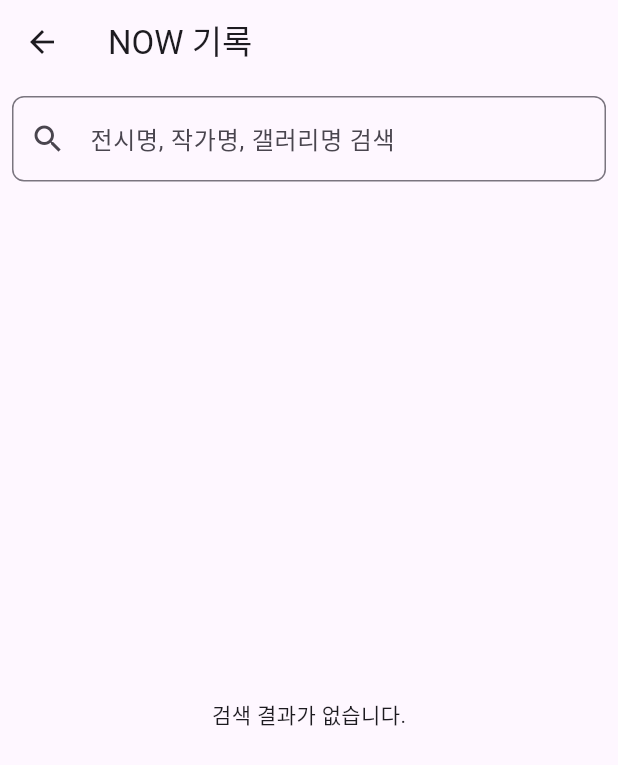
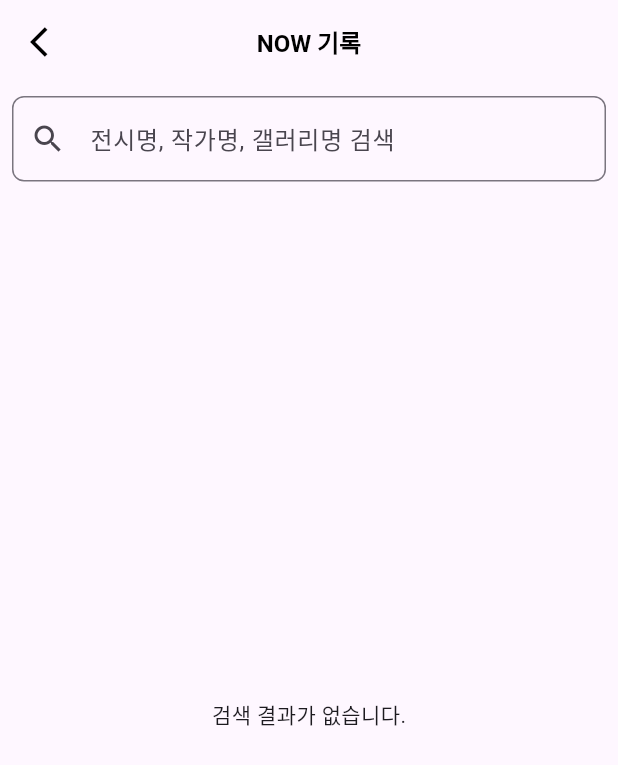
Before and after one commit to artlogofficial/artlog-app-mvp, a Flutter app: the HomePage screen opened directly, after a tap on "NOW", on a phone screen of 412 x 824 dp. Shown: the top 765 px of the screen. Run offline on Flutter 3.47's test engine with Material 3 defaults, Android fonts, the phone set to English and light mode, and no system bars; our stand-ins replace cloud_firestore, firebase_auth, firebase_core; missing offline and left inert: kakao_flutter_sdk; accounts and stored records are empty; Roboto replaces fonts that are missing (Pretendard).

Commit message:
<ui>(exsearch): 앱바(sub) 위젯 적용

```diff
--- a/lib/ui/widgets/appbars/custom_appbar.dart
+++ b/lib/ui/widgets/appbars/custom_appbar.dart
@@ -28,7 +28,7 @@ class CustomAppBar extends StatelessWidget implements PreferredSizeWidget {
   Widget build(BuildContext context) {
     return AppBar(
       leading: _buildLeading(context),
-      leadingWidth: 120, // leading 영역의 너비 설정 (로고가 잘리지 않도록)
+      leadingWidth: type == AppBarType.main ? 120 : 48, // sub일 때 기본 크기 조정
       title: _buildTitle(),
       centerTitle: type != AppBarType.main, // 메인 앱바에서는 가운데 정렬 비활성화
       backgroundColor: Colors.transparent,
@@ -47,11 +47,11 @@ class CustomAppBar extends StatelessWidget implements PreferredSizeWidget {
       return Padding(
         padding: const EdgeInsets.only(left: 16.0),
         child: SizedBox(
-          width: 120, // 충분한 너비 확보하여 로고가 잘리지 않도록 설정
+          width: 120,
           height: kToolbarHeight,
           child: Align(
             alignment: Alignment.centerLeft,
-            child: LogoWidget(size: 36), // 로고 크기 고정
+            child: LogoWidget(size: 36),
           ),
         ),
       );
@@ -59,9 +59,12 @@ class CustomAppBar extends StatelessWidget implements PreferredSizeWidget {
 
     if (!showBackButton) return null;
 
-    return IconButton(
-      icon: const Icon(Icons.arrow_back, color: Colors.black),
-      onPressed: onBack ?? () => Navigator.pop(context),
+    return Padding(
+      padding: const EdgeInsets.only(left: 12.0), // 왼쪽에서 12만큼 떨어지게 설정
+      child: IconButton(
+        icon: const Icon(Icons.arrow_back_ios, color: Colors.black),
+        onPressed: onBack ?? () => Navigator.pop(context),
+      ),
     );
   }
 
```
Also changed, not shown: lib/ui/pages/ex_search/ex_search_page.dart (+36 -31 lines).
